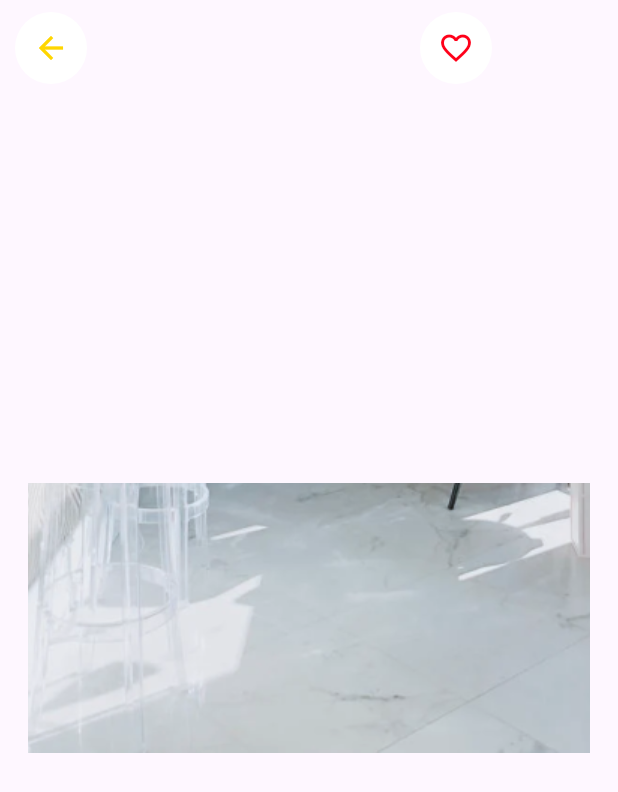
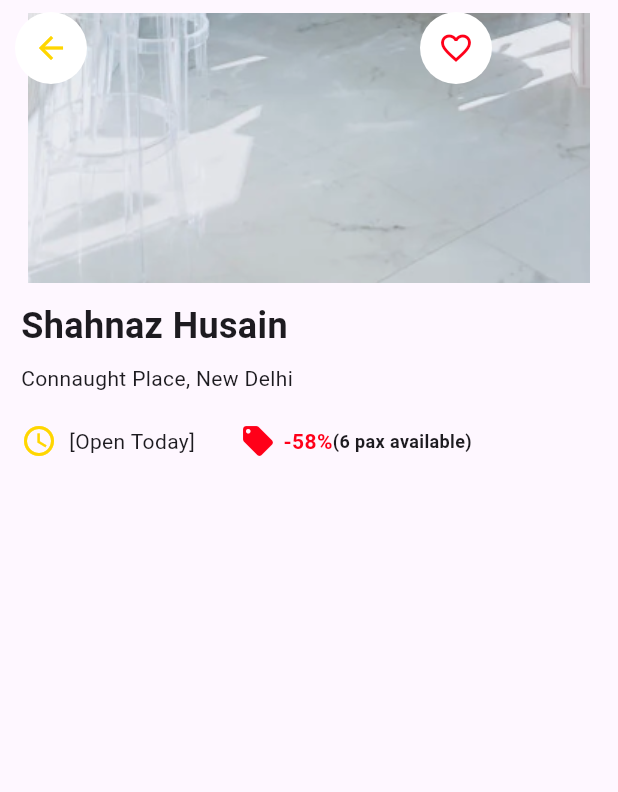
Before and after one commit to darshsingh116/ajnabee_backup, a Flutter app: the screen it shows after launch, on a phone screen of 412 x 824 dp. Shown: the top 792 px of the screen. Run offline on Flutter 3.47's test engine with Material 3 defaults, Android fonts, the light colour scheme and no system bars; our stand-ins replace bloc, cloud_firestore, firebase_auth, firebase_core, firebase_storage, flutter_bloc and 2 more; accounts and stored records are empty; Roboto replaces fonts that are missing (Manrope, Nunito Sans).

Commit message:
Update salon_details.dart

```diff
--- a/lib/screens/salon_details.dart
+++ b/lib/screens/salon_details.dart
@@ -18,45 +18,122 @@
           child: Stack(
             children: [
               Positioned(
-                left:10,
-                top: 8, // Add a top position to position the image
+                // Add a top position to position the image
+                top: 0,
+                left: 0,
+                right: 0,
+                child: Image.asset('assets/shop_details/shop.png'),
+              ),
+              Positioned(
+                left: 10,
+                top: 8,
                 child: Container(
                   width: 48,
                   height: 48,
                   decoration: BoxDecoration(
                     shape: BoxShape.circle,
-                    color: Color.fromARGB(255, 255, 255,255), // Set your desired background color or remove for transparent background
+                    color: Color.fromARGB(255, 255, 255, 255),
                   ),
                   child: Center(
                     child: Icon(
                       Icons.arrow_back,
                       color: const Color.fromRGBO(255, 214, 0, 1),
-                    )
+                    ),
                   ),
                 ),
               ),
               Positioned(
                 left: 280,
-                top:8, // Add a top position to position the image
+                top: 8,
                 child: Container(
                   width: 48,
                   height: 48,
                   decoration: BoxDecoration(
                     shape: BoxShape.circle,
-                    color: Color.fromARGB(255, 255, 255, 255), // Set your desired background color or remove for transparent background
+                    color: Color.fromARGB(255, 255, 255, 255),
                   ),
                   child: Center(
                     child: Icon(
                       Icons.favorite_border,
                       color: const Color.fromRGBO(255, 0, 25, 1),
-                    )
+                    ),
                   ),
                 ),
               ),
-              Positioned.fill(
-                // Add a top position to position the image
-                child: Center(
-                  child: Image.asset('assets/shop_details/shop.png')
+              Positioned(
+                top: 200,
+                left: 14,
+                child: Column(
+                  crossAxisAlignment: CrossAxisAlignment.start,
+                  children: [
+                    Text(
+                      'Shahnaz Husain',
+                      style: TextStyle(
+                        fontSize: 24,
+                        fontWeight: FontWeight.w700,
+                        fontFamily: 'Manrope',
+                      ),
+                    ),
+                    SizedBox(height: 8),
+                    Text(
+                      'Connaught Place, New Delhi',
+                      style: TextStyle(
+                        fontSize: 14,
+                        fontWeight: FontWeight.w400,
+                        fontFamily: 'Nunito Sans',
+                      ),
+                    ),
+                    SizedBox(height: 20),
+                    Row(
+                      children: [
+                        Icon(
+                          Icons.access_time,
+                          color: const Color.fromRGBO(255, 214, 0, 1),
+                        ),
+                        SizedBox(width: 8),
+                        Text(
+                          '[Open Today]',
+                          style: TextStyle(
+                            fontSize: 14,
+                            fontWeight: FontWeight.w400,
+                            fontFamily: 'Nunito Sans',
+                          ),
+
+                        ),
+                        const SizedBox(width:30,),
+                        Icon(
+                          Icons.local_offer,
+                          color: const Color.fromRGBO(255, 0, 25, 1),
+                        ),
+                        SizedBox(width: 5),
+                        Text(
+                          '-58%',
+                          style: TextStyle(
+                            fontSize: 14,
+                            fontWeight: FontWeight.w700,
+                            fontFamily: 'Nunito Sans',
+                            color: const Color.fromRGBO(255, 0, 25, 1),
+                          ),
+
+
+                        ),
+                        Text(
+                          '(6 pax available)',
+                          style: TextStyle(
+                            fontSize: 12,
+                            fontWeight: FontWeight.w700,
+                            fontFamily: 'Nunito Sans',
+
+                          ),
+                        ),
+                      ],
+                    ),
+                    Divider(
+
+                      thickness: 10,
+                      color: Colors.grey,
+                    )
+                  ],
                 ),
               ),
             ],
```
